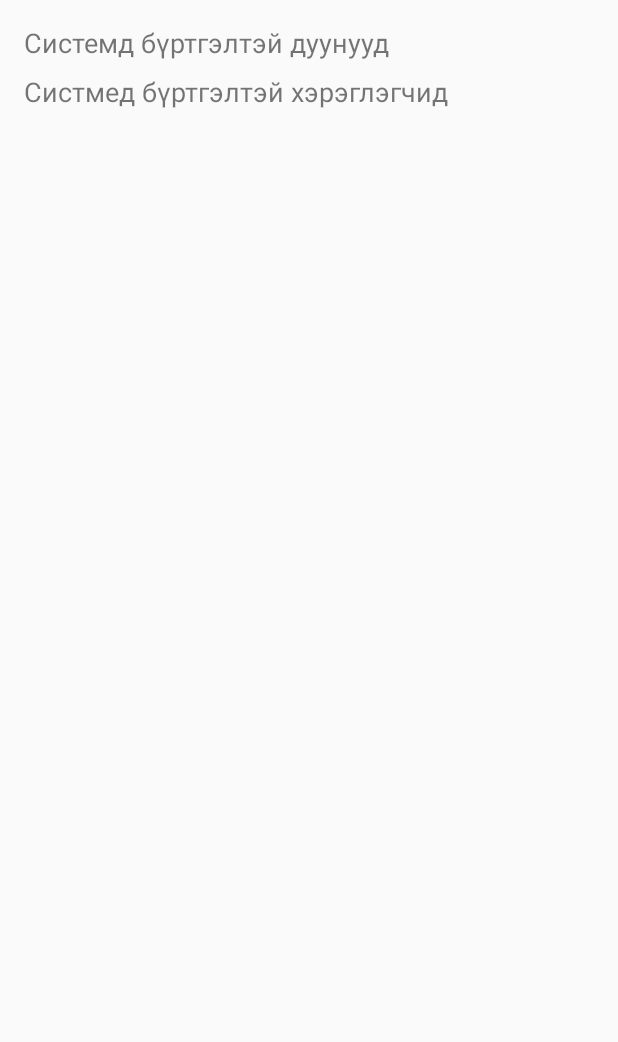
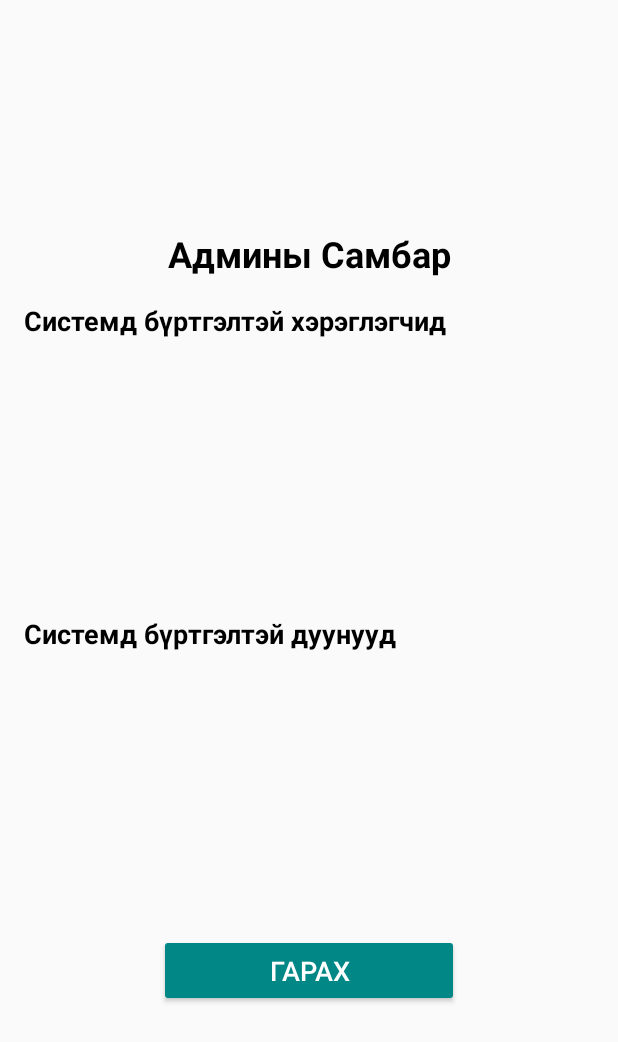
Before and after one commit to SodbilegTugsbayr/MusicGuess, an Android app: the AdminActivity screen opened directly, with no data from a screen before it, on a phone screen of 412 x 824 dp. Shown: the top 1042 px of the screen. Run offline under Robolectric (Android 15) with nearby library versions, the phone set to English and light mode, and no system bars; our stand-ins replace Firebase (no records; nobody signed in at launch, a user with empty details on screens opened directly).

```diff
--- a/app/src/main/java/com/example/assignment/AdminActivity.java
+++ b/app/src/main/java/com/example/assignment/AdminActivity.java
@@ -1,7 +1,11 @@
 package com.example.assignment;
 
+import android.content.Intent;
 import android.os.Bundle;
 import android.util.Log;
+import android.view.View;
+import android.widget.Button;
+
 import androidx.annotation.NonNull;
 import androidx.appcompat.app.AppCompatActivity;
 import androidx.recyclerview.widget.LinearLayoutManager;
@@ -21,7 +25,7 @@ public class AdminActivity extends AppCompatActivity {
     private RecyclerView usersRecyclerView, songsRecyclerView;
     private UserAdapter userAdapter;
     private SongAdapter songAdapter;
-
+    private Button logoutBtn;
     private DatabaseReference databaseReference;
 
     @Override
@@ -39,12 +43,21 @@ public class AdminActivity extends AppCompatActivity {
 
         userAdapter = new UserAdapter(new ArrayList<>());
         songAdapter = new SongAdapter(new ArrayList<>());
-
+        logoutBtn = findViewById(R.id.logoutBtn);
         usersRecyclerView.setAdapter(userAdapter);
         songsRecyclerView.setAdapter(songAdapter);
 
         fetchUsers();
         fetchSongs();
+
+        logoutBtn.setOnClickListener(new View.OnClickListener() {
+            @Override
+            public void onClick(View view) {
+                Intent intent = new Intent(AdminActivity.this, Login.class);
+                startActivity(intent);
+                finish();
+            }
+        });
     }
 
     private void fetchUsers() {
--- a/app/src/main/res/layout/admin_page.xml
+++ b/app/src/main/res/layout/admin_page.xml
@@ -1,44 +1,66 @@
 <?xml version="1.0" encoding="utf-8"?>
-<ScrollView
+<LinearLayout
     xmlns:android="http://schemas.android.com/apk/res/android"
     android:layout_width="match_parent"
     android:layout_height="match_parent"
-    android:fillViewport="true">
-
-    <LinearLayout
-        android:layout_width="match_parent"
-        android:layout_height="wrap_content"
     android:orientation="vertical"
+    android:gravity="center"
     android:padding="16dp">
 
     <TextView
+        android:layout_width="match_parent"
+        android:layout_height="wrap_content"
+        android:text="Админы Самбар"
+        android:textStyle="bold"
+        android:textSize="24dp"
+        android:gravity="center"
+        android:textColor="@color/black"
+        android:layout_marginBottom="16dp" />
+
+    <TextView
+        android:id="@+id/usersLabel"
+        android:layout_width="match_parent"
+        android:layout_height="wrap_content"
+        android:text="Системд бүртгэлтэй хэрэглэгчид"
+        android:textStyle="bold"
+        android:textSize="18sp"
+        android:layout_marginBottom="8dp"
+        android:textColor="@color/black" />
+
+    <androidx.recyclerview.widget.RecyclerView
+        android:id="@+id/usersRecyclerView"
+        android:layout_width="match_parent"
+        android:layout_height="160dp"
+        android:layout_marginBottom="16dp"
+        android:nestedScrollingEnabled="false"
+        android:backgroundTint="@color/teal_200" />
+
+    <TextView
         android:id="@+id/songsLabel"
-            android:layout_width="wrap_content"
+        android:layout_width="match_parent"
         android:layout_height="wrap_content"
         android:text="Системд бүртгэлтэй дуунууд"
+        android:textStyle="bold"
         android:textSize="18sp"
-            android:layout_marginBottom="8dp" />
+        android:layout_marginBottom="8dp"
+        android:textColor="@color/black" />
 
     <androidx.recyclerview.widget.RecyclerView
         android:id="@+id/songsRecyclerView"
         android:layout_width="match_parent"
+        android:layout_height="160dp"
+        android:nestedScrollingEnabled="false"
+        android:backgroundTint="@color/teal_200" />
+
+    <Button
+        android:id="@+id/logoutBtn"
+        android:layout_width="200dp"
         android:layout_height="wrap_content"
-            android:nestedScrollingEnabled="false" />
-
-        <TextView
-            android:id="@+id/usersLabel"
-            android:layout_width="wrap_content"
-            android:layout_height="wrap_content"
-            android:text="Систмед бүртгэлтэй хэрэглэгчид"
+        android:text="Гарах"
         android:textSize="18sp"
-            android:layout_marginBottom="8dp" />
-
-        <androidx.recyclerview.widget.RecyclerView
-            android:id="@+id/usersRecyclerView"
-            android:layout_width="match_parent"
-            android:layout_height="wrap_content"
-            android:layout_marginBottom="16dp"
-            android:nestedScrollingEnabled="false" />
-
+        android:layout_marginTop="20dp"
+        android:backgroundTint="@color/teal_700"
+        android:textColor="@color/white"
+        android:padding="12dp"
+        android:elevation="4dp" />
 </LinearLayout>
-</ScrollView>
--- a/app/src/main/res/values/strings.xml
+++ b/app/src/main/res/values/strings.xml
@@ -1,5 +1,9 @@
 <resources>
     <string name="app_name">Аяыг таа</string>
+    <string-array name="roles_array">
+        <item>user</item>
+        <item>admin</item>
+    </string-array>
     <string-array name="song_names">
         <item>aduutainamar</item>
         <item>agorahills</item>
```
Also changed, not shown: app/src/main/java/com/example/assignment/UserAdapter.java (+69 -7 lines), app/src/main/res/layout/user_item.xml (added, +27 -0 lines). Lines whose indentation alone changed are shown as unchanged.
